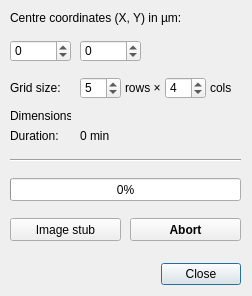
Qt form gui/stub_ov_dlg.ui (SBEMimage/SBEMimage) before a commit.
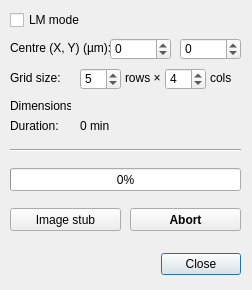
The same form after that commit.

Commit message: Split constants and version into new constants file, added LM imaging mode to stub overview, converted multi-scale image series into pyramid ome-tiff file support (pyramid metadata not quite working yet)

Diff of the .ui file:
```diff
--- a/gui/stub_ov_dlg.ui
+++ b/gui/stub_ov_dlg.ui
@@ -10,7 +10,7 @@
     <x>0</x>
     <y>0</y>
     <width>252</width>
-    <height>296</height>
+    <height>290</height>
    </rect>
   </property>
   <property name="sizePolicy">
@@ -29,7 +29,7 @@
    <property name="geometry">
     <rect>
      <x>50</x>
-     <y>258</y>
+     <y>248</y>
      <width>191</width>
      <height>32</height>
     </rect>
@@ -51,7 +51,7 @@
    <property name="geometry">
     <rect>
      <x>10</x>
-     <y>152</y>
+     <y>142</y>
      <width>231</width>
      <height>16</height>
     </rect>
@@ -64,14 +64,13 @@
    <property name="geometry">
     <rect>
      <x>10</x>
-     <y>218</y>
+     <y>208</y>
      <width>111</width>
      <height>23</height>
     </rect>
    </property>
    <property name="font">
     <font>
-     <weight>50</weight>
      <bold>false</bold>
     </font>
    </property>
@@ -86,20 +85,20 @@
    <property name="geometry">
     <rect>
      <x>10</x>
-     <y>10</y>
-     <width>211</width>
+     <y>40</y>
+     <width>101</width>
      <height>16</height>
     </rect>
    </property>
    <property name="text">
-    <string>Centre coordinates (X, Y) in µm:</string>
+    <string>Centre (X, Y) (µm):</string>
    </property>
   </widget>
   <widget class="QLabel" name="label">
    <property name="geometry">
     <rect>
      <x>10</x>
-     <y>80</y>
+     <y>70</y>
      <width>51</width>
      <height>16</height>
     </rect>
@@ -112,7 +111,7 @@
    <property name="geometry">
     <rect>
      <x>10</x>
-     <y>128</y>
+     <y>118</y>
      <width>71</width>
      <height>16</height>
     </rect>
@@ -125,7 +124,7 @@
    <property name="geometry">
     <rect>
      <x>80</x>
-     <y>128</y>
+     <y>118</y>
      <width>161</width>
      <height>16</height>
     </rect>
@@ -137,8 +136,8 @@
   <widget class="QSpinBox" name="spinBox_X">
    <property name="geometry">
     <rect>
-     <x>10</x>
-     <y>40</y>
+     <x>110</x>
+     <y>38</y>
      <width>61</width>
      <height>22</height>
     </rect>
@@ -159,8 +158,8 @@
   <widget class="QSpinBox" name="spinBox_Y">
    <property name="geometry">
     <rect>
-     <x>80</x>
-     <y>40</y>
+     <x>180</x>
+     <y>38</y>
      <width>61</width>
      <height>22</height>
     </rect>
@@ -185,7 +184,7 @@
    <property name="geometry">
     <rect>
      <x>10</x>
-     <y>178</y>
+     <y>168</y>
      <width>231</width>
      <height>23</height>
     </rect>
@@ -201,14 +200,13 @@
    <property name="geometry">
     <rect>
      <x>130</x>
-     <y>218</y>
+     <y>208</y>
      <width>111</width>
      <height>23</height>
     </rect>
    </property>
    <property name="font">
     <font>
-     <weight>75</weight>
      <bold>true</bold>
     </font>
    </property>
@@ -220,7 +218,7 @@
    <property name="geometry">
     <rect>
      <x>80</x>
-     <y>108</y>
+     <y>98</y>
      <width>161</width>
      <height>16</height>
     </rect>
@@ -233,7 +231,7 @@
    <property name="geometry">
     <rect>
      <x>10</x>
-     <y>108</y>
+     <y>98</y>
      <width>61</width>
      <height>16</height>
     </rect>
@@ -246,7 +244,7 @@
    <property name="geometry">
     <rect>
      <x>80</x>
-     <y>77</y>
+     <y>68</y>
      <width>41</width>
      <height>22</height>
     </rect>
@@ -255,7 +253,7 @@
     <enum>Qt::LeftToRight</enum>
    </property>
    <property name="minimum">
-    <number>2</number>
+    <number>1</number>
    </property>
    <property name="maximum">
     <number>99</number>
@@ -271,7 +269,7 @@
    <property name="geometry">
     <rect>
      <x>165</x>
-     <y>77</y>
+     <y>68</y>
      <width>41</width>
      <height>22</height>
     </rect>
@@ -280,7 +278,7 @@
     <enum>Qt::LeftToRight</enum>
    </property>
    <property name="minimum">
-    <number>2</number>
+    <number>1</number>
    </property>
    <property name="maximum">
     <number>99</number>
@@ -296,7 +294,7 @@
    <property name="geometry">
     <rect>
      <x>125</x>
-     <y>80</y>
+     <y>70</y>
      <width>41</width>
      <height>16</height>
     </rect>
@@ -309,7 +307,7 @@
    <property name="geometry">
     <rect>
      <x>210</x>
-     <y>80</y>
+     <y>70</y>
      <width>21</width>
      <height>16</height>
     </rect>
@@ -318,6 +316,22 @@
     <string>cols</string>
    </property>
   </widget>
+  <widget class="QCheckBox" name="checkBox_LmMode">
+   <property name="geometry">
+    <rect>
+     <x>10</x>
+     <y>10</y>
+     <width>71</width>
+     <height>20</height>
+    </rect>
+   </property>
+   <property name="layoutDirection">
+    <enum>Qt::LeftToRight</enum>
+   </property>
+   <property name="text">
+    <string>LM mode</string>
+   </property>
+  </widget>
  </widget>
  <tabstops>
   <tabstop>spinBox_X</tabstop>
```
The commit also changes 29 other files.
